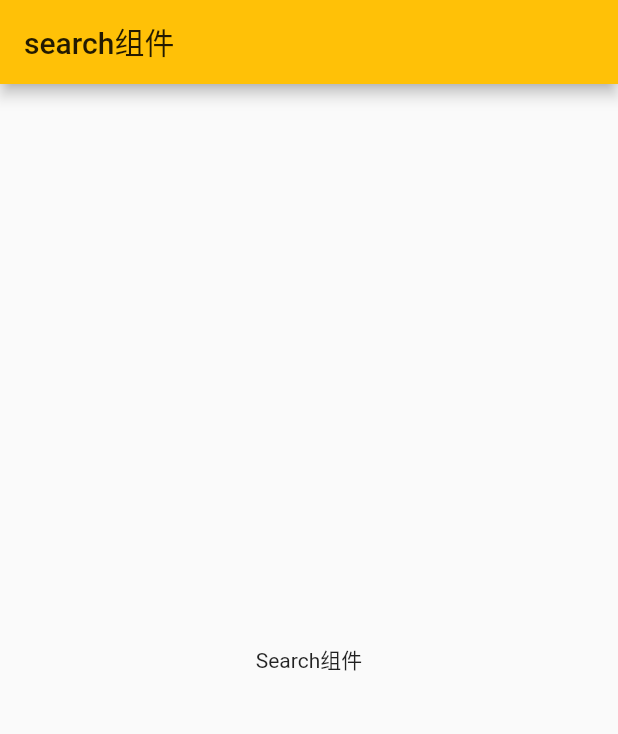
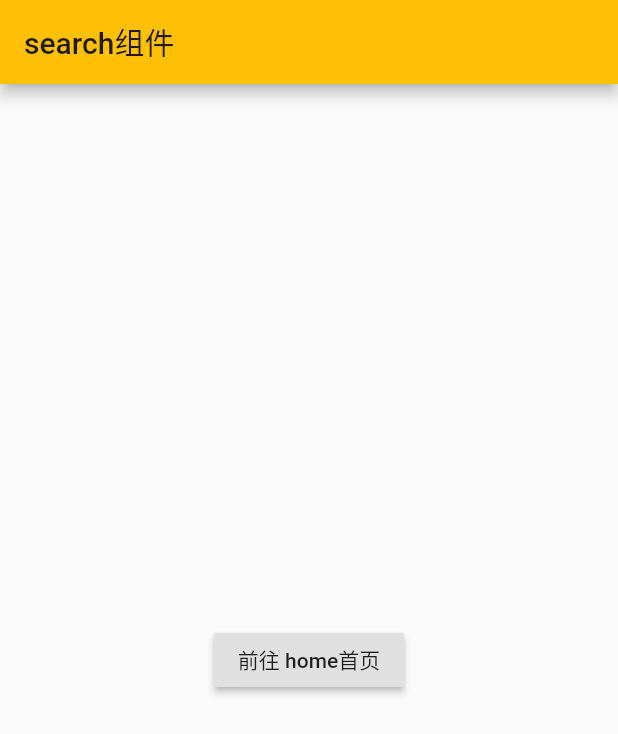
Before and after one commit to Lucialiuxi/flutter-learning, a Flutter app: the screen it shows after launch, item 3 of the bottom bar chosen, after a tap on "跳转到 search 页面", on a phone screen of 412 x 824 dp. Shown: the top 734 px of the screen. Run offline on Flutter 3.47's test engine with Material 2 defaults, Android fonts, the phone set to English and light mode, and no system bars; network calls fail.

Commit message:
跳转参数

```diff
--- a/my_app/lib/routes/pagesInBody/search.dart
+++ b/my_app/lib/routes/pagesInBody/search.dart
@@ -14,7 +14,12 @@ class SearchPageInBody extends StatelessWidget {
         ),
         body: Container(
           child: Center(
-            child: Text('Search组件'),
+            child: RaisedButton(
+              onPressed: () {
+                Navigator.of(context).pop();
+              },
+              child: Text('前往 home首页'),
+            ),
           ),
         ),
       ),
--- a/my_app/lib/routes/pagesInBody/setting.dart
+++ b/my_app/lib/routes/pagesInBody/setting.dart
@@ -1,5 +1,6 @@
 import 'package:flutter/material.dart';
 import '../../consts/listData.dart';
+import './settingItem.dart';
 
 class SettingPageInBody extends StatefulWidget {
   SettingPageInBody({Key key}) : super(key: key);
@@ -10,10 +11,22 @@ class SettingPageInBody extends StatefulWidget {
 
 class _SettingPageInBodyState extends State<SettingPageInBody> {
   Widget _getListData(context, index) {
+    var title = listData[index]['title'];
+    var imageUrl = listData[index]['imageUrl'];
+    var author = listData[index]['author'];
     return ListTile(
-      leading: Image.network(listData[index]['imageUrl']),
-      title: Text(listData[index]['title']),
-      subtitle: Text(listData[index]['author']),
+      leading: Image.network(imageUrl),
+      title: Text(title),
+      subtitle: Text(author),
+      onTap: () {
+        Navigator.of(context).push(MaterialPageRoute(
+          builder: (context) => SettingItem(
+            title: title,
+            author: author,
+            imageUrl: imageUrl,
+          ),
+        ));
+      },
     );
   }
 
```
Also changed, not shown: my_app/lib/routes/pagesInBody/settingItem.dart (added, +21 -0 lines).
